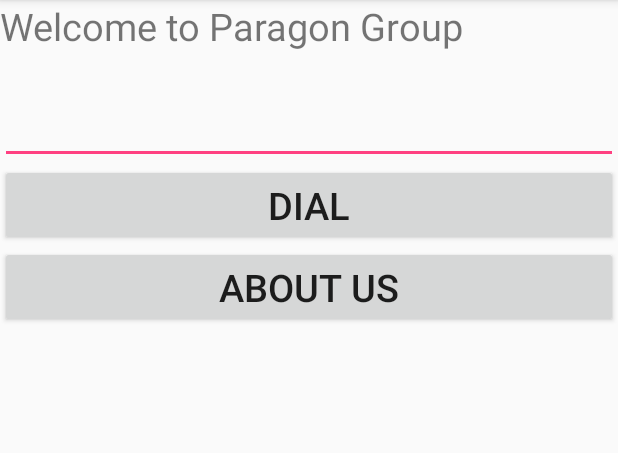
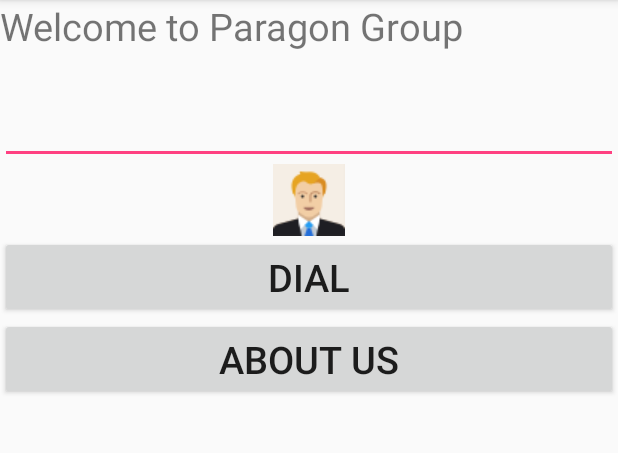
Before and after one commit to abdul-kader138/APDT, an Android app: the screen it shows after launch (MainActivity), on a phone screen of 412 x 824 dp, the part 84-537 px from its top. Run offline under Robolectric (Android 15) with nearby library versions, the phone set to English and light mode, and no system bars.

Commit message:
startActivityForResult() example and add image

```diff
--- a/app/src/main/res/layout/activity_main.xml
+++ b/app/src/main/res/layout/activity_main.xml
@@ -22,6 +22,13 @@
         android:text=""
         android:textSize="25sp" />
 
+    <ImageView
+        android:layout_width="match_parent"
+        android:layout_height="wrap_content"
+        android:src="@drawable/user"
+        android:contentDescription="@string/imageDes"
+        />
+
     <Button
         android:id="@+id/b"
         android:layout_width="match_parent"
--- a/app/src/main/res/values/strings.xml
+++ b/app/src/main/res/values/strings.xml
@@ -1,4 +1,5 @@
 <resources>
     <string name="app_name">My Application</string>
     <string name="header">Welcome to Paragon Group</string>
+    <string name="imageDes">User Image</string>
 </resources>
```
Also changed, not shown: app/src/main/res/drawable/user.png (added).
